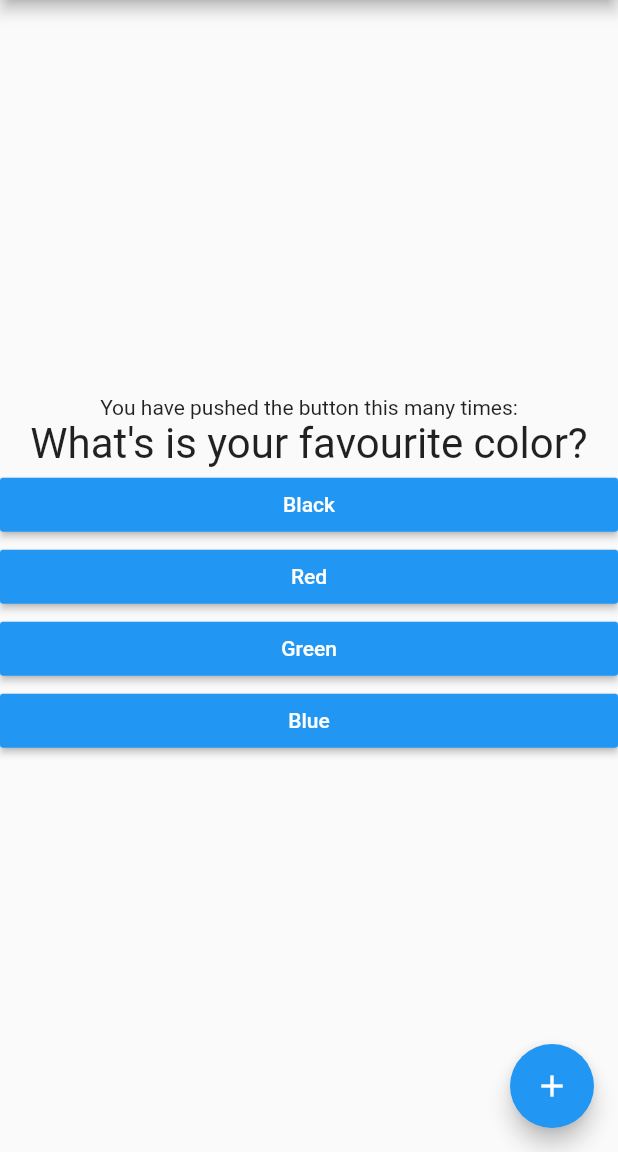
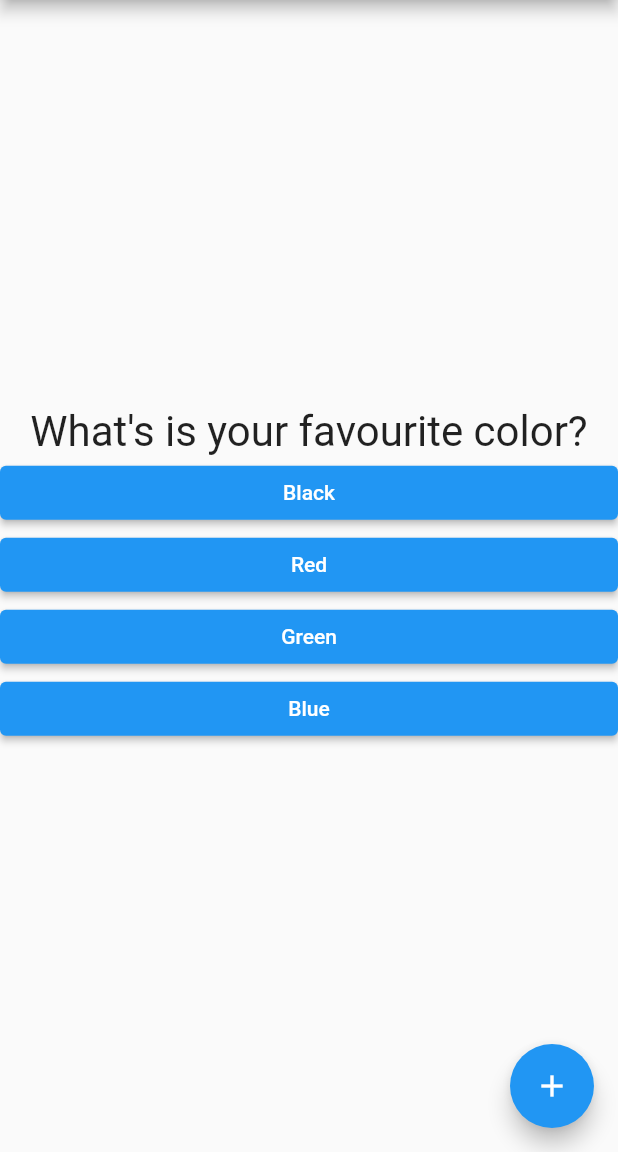
Before and after one commit to asraavisena/first-project-flutter, a Flutter app: the screen it shows after launch, on a phone screen of 412 x 824 dp, the part 84-1236 px from its top. Run offline on Flutter 3.47's test engine with Material 2 defaults, Android fonts, the phone set to English and light mode, and no system bars; missing offline and left inert: dart:ffi.

Commit message:
change depecrated button into new button

```diff
--- a/lib/answer.dart
+++ b/lib/answer.dart
@@ -12,9 +12,7 @@ class Answer extends StatelessWidget {
   Widget build(BuildContext context) {
     return Container(
       width: double.infinity,
-      child: RaisedButton(
-        color: Colors.blue,
-        textColor: Colors.white,
+      child: ElevatedButton(
         child: Text(answerText),
         // WITHOUT PARENTHESES
         onPressed: selectHandler,
--- a/lib/quiz.dart
+++ b/lib/quiz.dart
@@ -16,9 +16,6 @@ class Quiz extends StatelessWidget {
     return Column(
       mainAxisAlignment: MainAxisAlignment.center,
       children: <Widget>[
-        Text(
-          'You have pushed the button this many times:',
-        ),
         Question(questions[questionIndex]['questionText'] as String),
         // SEND ANSWERQUESTION FUNCTION WITHOUT PARENTHESES
         // IT IS LIKE CALLBACK IN  JAVASCRIPT
--- a/lib/result.dart
+++ b/lib/result.dart
@@ -26,10 +26,9 @@ class Result extends StatelessWidget {
         style: TextStyle(fontSize: 32, fontWeight: FontWeight.bold),
         textAlign: TextAlign.center,
       ),
-      FlatButton(
+      TextButton(
         onPressed: answerQuestion,
         child: Text('Restart Quiz'),
-        textColor: Colors.blue,
       )
     ]);
   }
```
